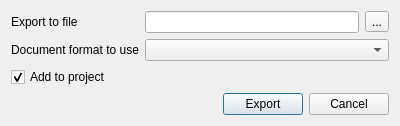
The window that src/plugins/assembly_browser/src/ui/ExportReadsDialog.ui (violethaze74/ugene) describes before a commit, drawn with Qt 5.
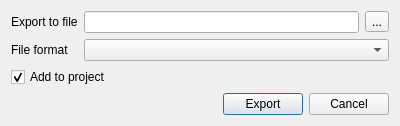
The same window after the commit.

Patch:
```diff
--- a/src/plugins/assembly_browser/src/ui/ExportReadsDialog.ui
+++ b/src/plugins/assembly_browser/src/ui/ExportReadsDialog.ui
@@ -36,7 +36,7 @@
      <item row="1" column="0">
       <widget class="QLabel" name="documentFormatLabel">
        <property name="text">
-        <string>Document format to use</string>
+        <string>File format</string>
        </property>
       </widget>
      </item>
```
Left out of the diff: 2 changed lines with no effect on the pictures.
